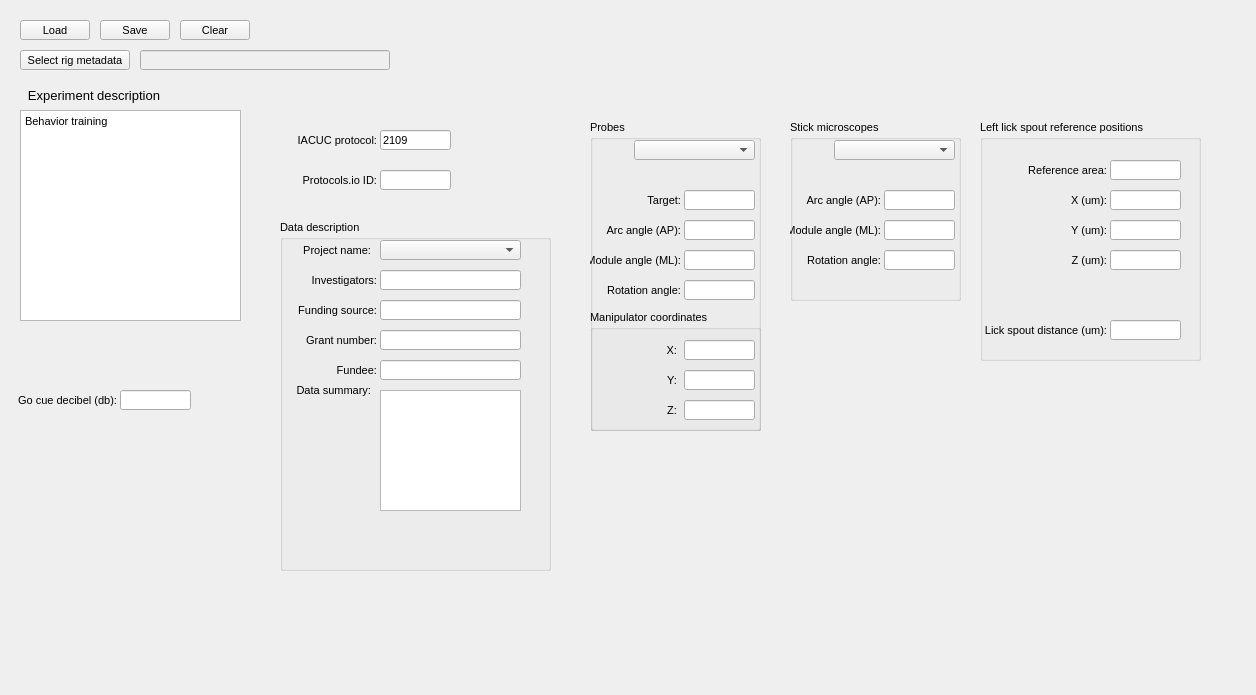
This is src/foraging_gui/MetaData.ui in AllenNeuralDynamics/dynamic-foraging-task as Qt 5 draws it before an edit. The edited form follows.
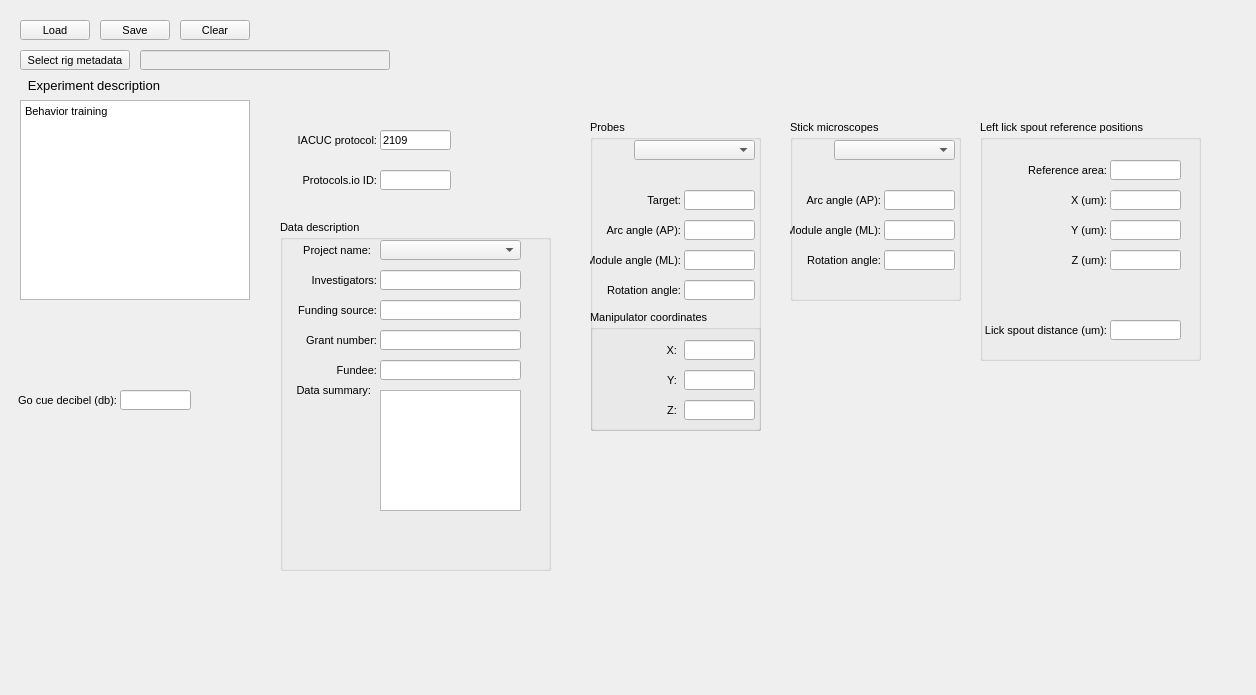
This is the edited form.

Commit message: moving boxes

```diff
--- a/src/foraging_gui/MetaData.ui
+++ b/src/foraging_gui/MetaData.ui
@@ -37,9 +37,9 @@
    <property name="geometry">
     <rect>
      <x>20</x>
-     <y>110</y>
-     <width>221</width>
-     <height>211</height>
+     <y>100</y>
+     <width>230</width>
+     <height>200</height>
     </rect>
    </property>
    <property name="sizePolicy">
@@ -67,7 +67,7 @@
    <property name="geometry">
     <rect>
      <x>20</x>
-     <y>80</y>
+     <y>70</y>
      <width>140</width>
      <height>30</height>
     </rect>
```
